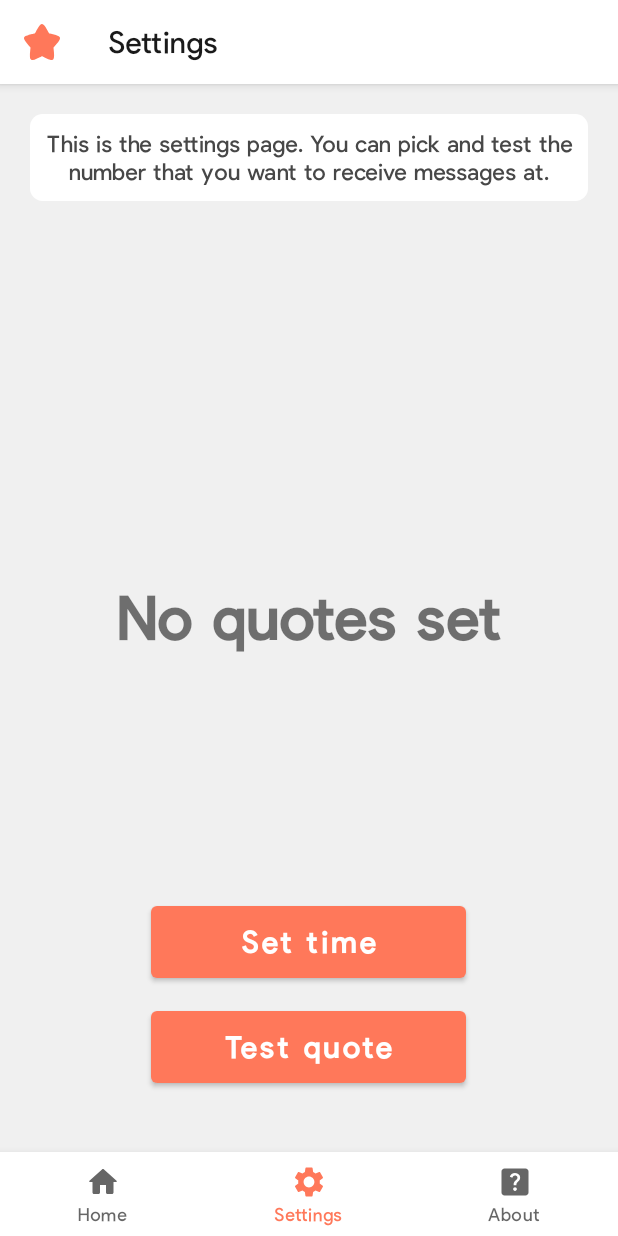
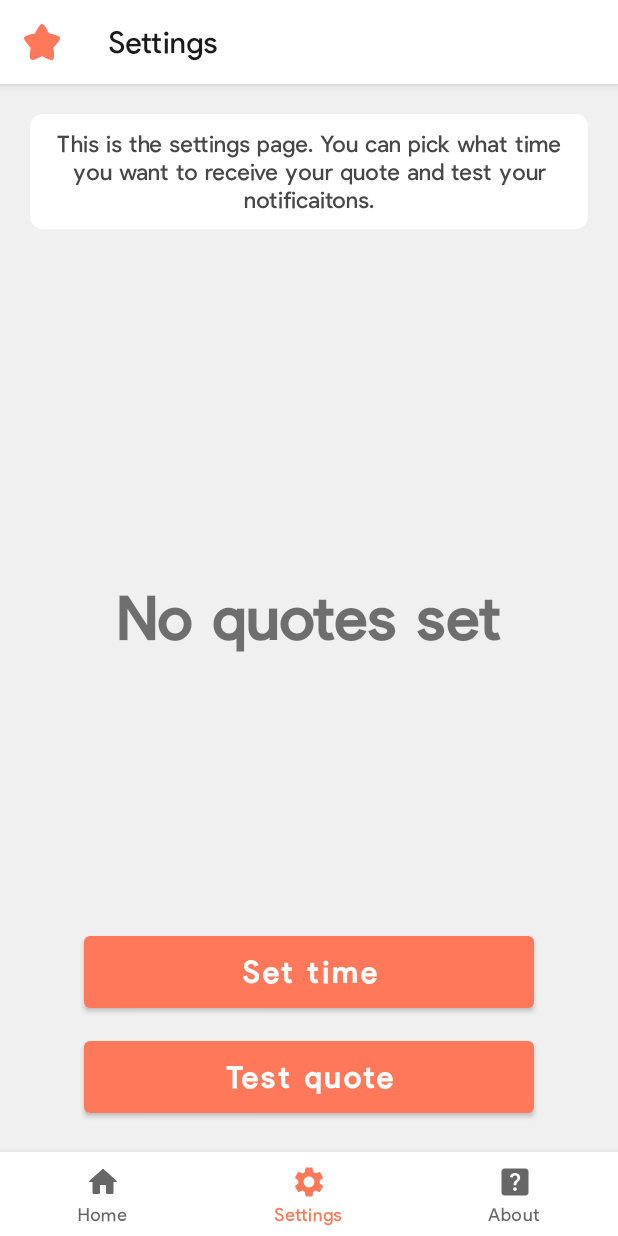
Before and after one commit to gradientdev/Starfruit, an Android app: the screen it shows after launch (MainActivity), item 2 of the bottom bar chosen, on a phone screen of 412 x 824 dp. Run offline under Robolectric (Android 15) with nearby library versions, the phone set to English and light mode, and no system bars.

Commit message:
Code reformat

```diff
--- a/app/src/main/res/layout/fragment_home.xml
+++ b/app/src/main/res/layout/fragment_home.xml
@@ -26,11 +26,11 @@
 
         <com.google.android.material.textview.MaterialTextView
             android:id="@+id/quoteText"
-            android:background="@drawable/roundededges"
             android:layout_width="match_parent"
             android:layout_height="match_parent"
             android:layout_below="@+id/homeInfo"
             android:layout_marginTop="-40dp"
+            android:background="@drawable/roundededges"
             android:fontFamily="@font/pulpdisplay"
             android:gravity="center"
             android:text="No quote of the day displayed yet"
--- a/app/src/main/res/layout/fragment_settings.xml
+++ b/app/src/main/res/layout/fragment_settings.xml
@@ -31,15 +31,15 @@
             android:layout_centerVertical="true"
             android:fontFamily="@font/pulpdisplay"
             android:gravity="center"
+            android:inputType="phone"
+            android:text="No quotes set"
+            android:textAlignment="center"
             android:textSize="40sp"
-            android:text="No quotes set"
-            android:textStyle="bold"
-            android:inputType="phone"
-            android:textAlignment="center" />
+            android:textStyle="bold" />
 
         <com.google.android.material.button.MaterialButton
             android:id="@+id/timeButton"
-            android:layout_width="210sp"
+            android:layout_width="300sp"
             android:layout_height="60sp"
             android:layout_alignBottom="@+id/smsButton"
             android:layout_centerHorizontal="true"
@@ -52,11 +52,10 @@
 
         <com.google.android.material.button.MaterialButton
             android:id="@+id/smsButton"
-            android:layout_width="210sp"
+            android:layout_width="300sp"
             android:layout_height="60sp"
             android:layout_alignParentBottom="true"
             android:layout_centerHorizontal="true"
-            android:layout_marginBottom="20sp"
             android:fontFamily="@font/pulpdisplay"
             android:text="Test quote"
             android:textAllCaps="false"
--- a/app/src/main/res/values/strings.xml
+++ b/app/src/main/res/values/strings.xml
@@ -2,7 +2,7 @@
     <string name="app_name">Starfruit</string>
     <!-- TODO: Remove or change this placeholder text -->
     <string name="hometext">Set the time that you want to be sent your quote below.</string>
-    <string name="settingstext">This is the settings page. You can pick and test the number that you want to receive messages at.</string>
+    <string name="settingstext">This is the settings page. You can pick what time you want to receive your quote and test your notificaitons.</string>
     <string name="abouttext">
     Starfruit texts you a motivational quote at whatever time you choose every day.
     \n\nStarfruit uses your phone\'s built-in messaging app to send quotes, keeping the app completely microtransaction and ad free!
```
Also changed, not shown: app/src/main/java/com/gradient/starfruit/MainActivity.kt (+5 -3 lines), app/src/main/java/com/gradient/starfruit/SettingsFragment.kt (+9 -6 lines).
